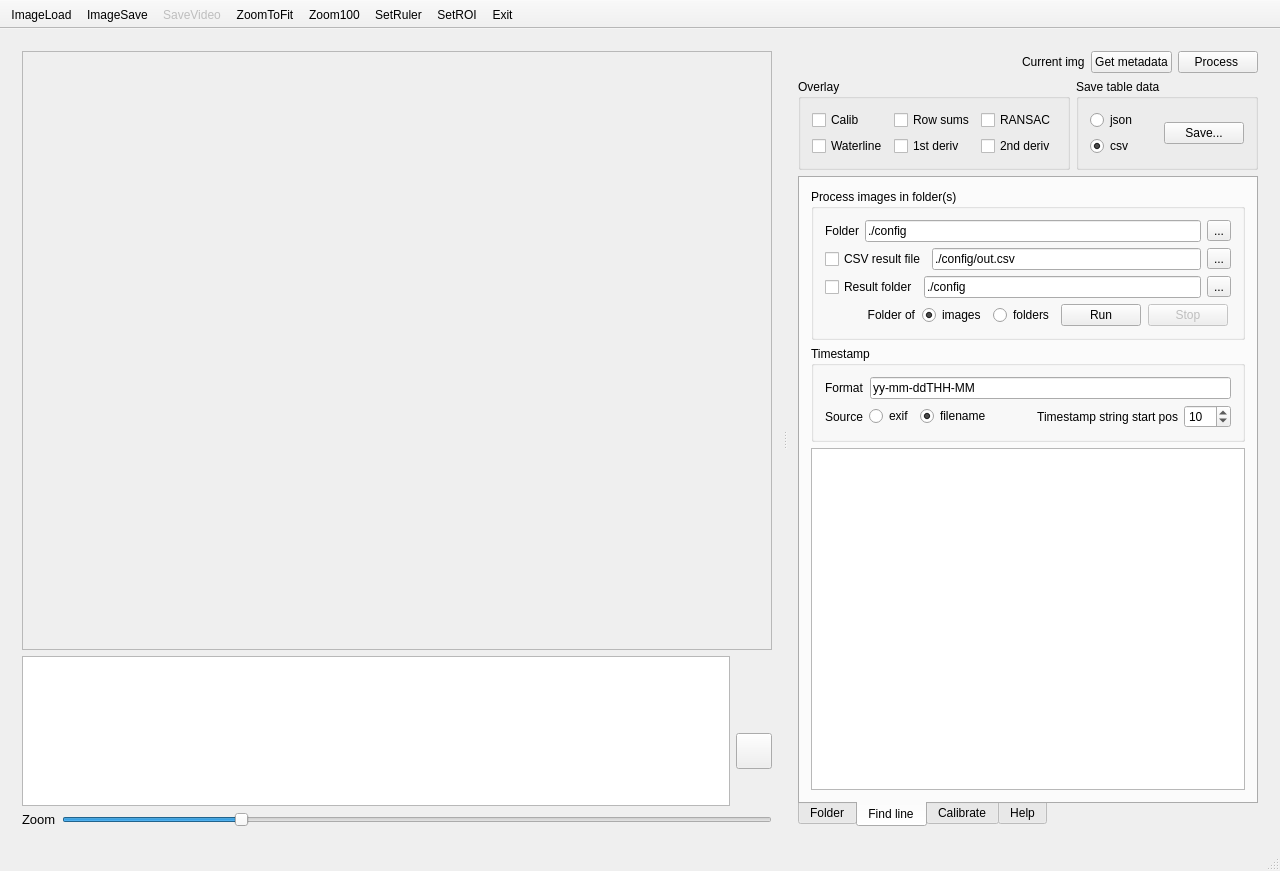
Old version of the form gcgui/mainwindow.ui in the repository gaugecam-dev/GRIME2.
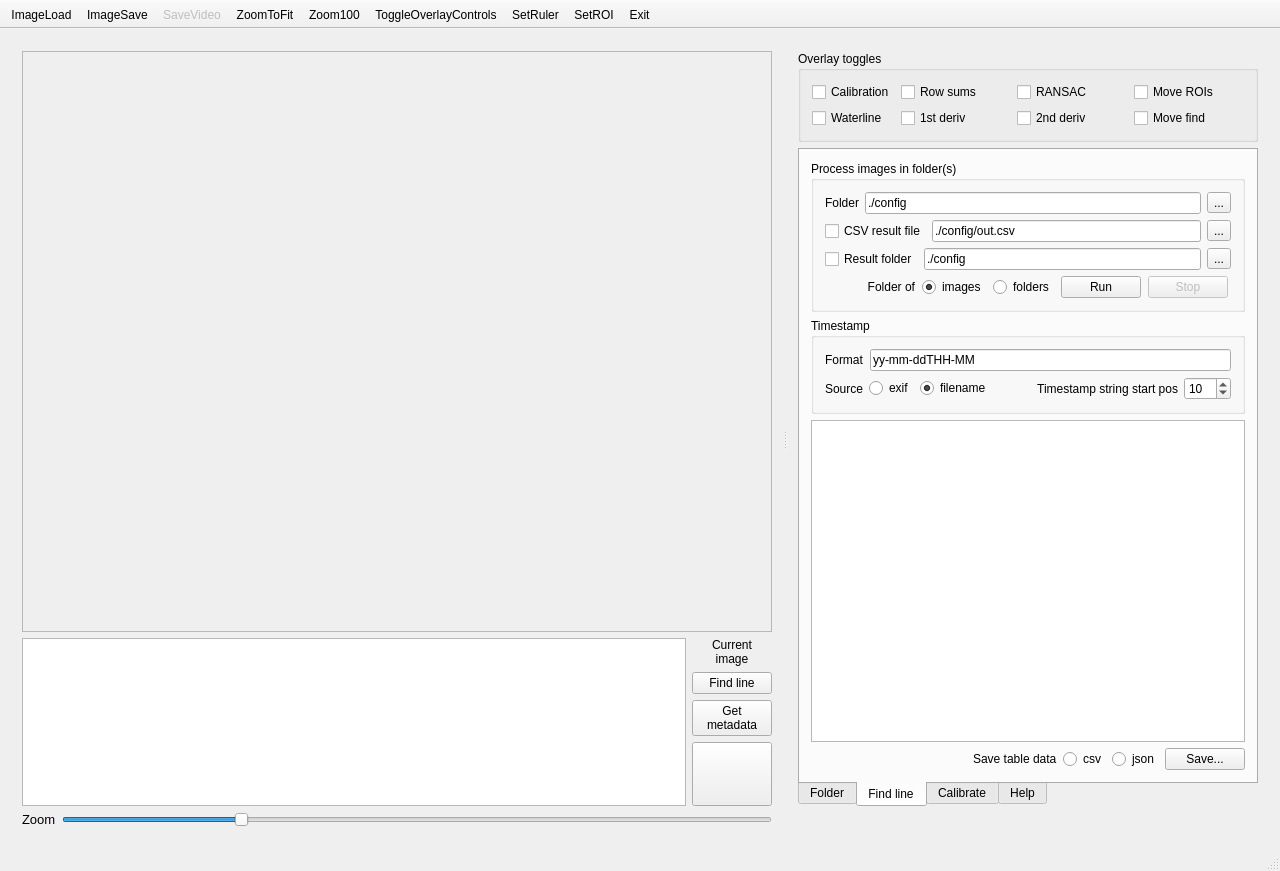
New version of the form. Icons and pictures are not drawn.

Commit message: Did hideable overlay controls and separated out the move rois and the move find overlays from the calibration and find line overlays.

The edit to the form file:
```diff
--- a/gcgui/mainwindow.ui
+++ b/gcgui/mainwindow.ui
@@ -85,8 +85,8 @@
               <rect>
                <x>0</x>
                <y>0</y>
-               <width>794</width>
-               <height>523</height>
+               <width>737</width>
+               <height>483</height>
               </rect>
              </property>
             </widget>
@@ -118,6 +118,44 @@
             </item>
             <item>
              <layout class="QVBoxLayout" name="verticalLayout_10">
+              <item>
+               <widget class="QLabel" name="label_9">
+                <property name="text">
+                 <string>Current
+image</string>
+                </property>
+                <property name="alignment">
+                 <set>Qt::AlignCenter</set>
+                </property>
+               </widget>
+              </item>
+              <item>
+               <widget class="QPushButton" name="pushButton_findLineCurrentImage">
+                <property name="sizePolicy">
+                 <sizepolicy hsizetype="Fixed" vsizetype="Fixed">
+                  <horstretch>0</horstretch>
+                  <verstretch>0</verstretch>
+                 </sizepolicy>
+                </property>
+                <property name="text">
+                 <string>Find line</string>
+                </property>
+               </widget>
+              </item>
+              <item>
+               <widget class="QPushButton" name="pushButton_showImageMetadata">
+                <property name="sizePolicy">
+                 <sizepolicy hsizetype="Fixed" vsizetype="Fixed">
+                  <horstretch>0</horstretch>
+                  <verstretch>0</verstretch>
+                 </sizepolicy>
+                </property>
+                <property name="text">
+                 <string>Get
+metadata</string>
+                </property>
+               </widget>
+              </item>
               <item>
                <spacer name="verticalSpacer_3">
                 <property name="orientation">
@@ -138,14 +176,14 @@
                <widget class="QToolButton" name="toolButton_clearMsgs">
                 <property name="minimumSize">
                  <size>
-                  <width>36</width>
-                  <height>36</height>
+                  <width>64</width>
+                  <height>64</height>
                  </size>
                 </property>
                 <property name="maximumSize">
                  <size>
-                  <width>36</width>
-                  <height>36</height>
+                  <width>9999999</width>
+                  <height>9999999</height>
                  </size>
                 </property>
                 <property name="toolTip">
@@ -160,10 +198,13 @@
                 </property>
                 <property name="iconSize">
                  <size>
-                  <width>28</width>
-                  <height>28</height>
+                  <width>48</width>
+                  <height>48</height>
                  </size>
                 </property>
+                <property name="toolButtonStyle">
+                 <enum>Qt::ToolButtonIconOnly</enum>
+                </property>
                </widget>
               </item>
              </layout>
@@ -237,154 +278,84 @@
         <item>
          <layout class="QVBoxLayout" name="verticalLayout">
           <item>
-           <layout class="QHBoxLayout" name="horizontalLayout_6">
-            <item>
-             <spacer name="horizontalSpacer_2">
-              <property name="orientation">
-               <enum>Qt::Horizontal</enum>
-              </property>
-              <property name="sizeHint" stdset="0">
-               <size>
-                <width>40</width>
-                <height>20</height>
-               </size>
-              </property>
-             </spacer>
-            </item>
-            <item>
-             <widget class="QLabel" name="label_9">
-              <property name="text">
-               <string>Current img</string>
-              </property>
-             </widget>
-            </item>
-            <item>
-             <widget class="QPushButton" name="pushButton_showImageMetadata">
-              <property name="sizePolicy">
-               <sizepolicy hsizetype="Fixed" vsizetype="Fixed">
-                <horstretch>0</horstretch>
-                <verstretch>0</verstretch>
-               </sizepolicy>
-              </property>
-              <property name="text">
-               <string>Get metadata</string>
-              </property>
-             </widget>
-            </item>
-            <item>
-             <widget class="QPushButton" name="pushButton_findLineCurrentImage">
-              <property name="sizePolicy">
-               <sizepolicy hsizetype="Fixed" vsizetype="Fixed">
-                <horstretch>0</horstretch>
-                <verstretch>0</verstretch>
-               </sizepolicy>
-              </property>
-              <property name="text">
-               <string>Process </string>
-              </property>
-             </widget>
-            </item>
-           </layout>
-          </item>
-          <item>
-           <layout class="QHBoxLayout" name="horizontalLayout_17">
-            <item>
-             <widget class="QGroupBox" name="groupBox_2">
-              <property name="title">
-               <string>Overlay</string>
-              </property>
-              <layout class="QGridLayout" name="gridLayout">
-               <item row="0" column="1">
-                <widget class="QCheckBox" name="checkBox_showRowSums">
-                 <property name="text">
-                  <string>Row sums</string>
-                 </property>
-                </widget>
-               </item>
-               <item row="1" column="1">
-                <widget class="QCheckBox" name="checkBox_showDerivOne">
-                 <property name="text">
-                  <string>1st deriv</string>
-                 </property>
-                </widget>
-               </item>
-               <item row="1" column="0">
-                <widget class="QCheckBox" name="checkBox_showFindLine">
-                 <property name="sizePolicy">
-                  <sizepolicy hsizetype="Fixed" vsizetype="Fixed">
-                   <horstretch>0</horstretch>
-                   <verstretch>0</verstretch>
-                  </sizepolicy>
-                 </property>
-                 <property name="text">
-                  <string>Waterline</string>
-                 </property>
-                </widget>
-               </item>
-               <item row="0" column="0">
-                <widget class="QCheckBox" name="checkBox_showCalib">
-                 <property name="sizePolicy">
-                  <sizepolicy hsizetype="Fixed" vsizetype="Fixed">
-                   <horstretch>0</horstretch>
-                   <verstretch>0</verstretch>
-                  </sizepolicy>
-                 </property>
-                 <property name="text">
-                  <string>Calib</string>
-                 </property>
-                </widget>
-               </item>
-               <item row="1" column="2">
-                <widget class="QCheckBox" name="checkBox_showDerivTwo">
-                 <property name="text">
-                  <string>2nd deriv</string>
-                 </property>
-                </widget>
-               </item>
-               <item row="0" column="2">
-                <widget class="QCheckBox" name="checkBox_showRANSAC">
-                 <property name="text">
-                  <string>RANSAC</string>
-                 </property>
-                </widget>
-               </item>
-              </layout>
-             </widget>
-            </item>
-            <item>
-             <widget class="QGroupBox" name="groupBox">
-              <property name="title">
-               <string>Save table data</string>
-              </property>
-              <layout class="QGridLayout" name="gridLayout_2">
-               <item row="0" column="0">
-                <widget class="QRadioButton" name="radioButton_saveJson">
-                 <property name="text">
-                  <string>json</string>
-                 </property>
-                </widget>
-               </item>
-               <item row="0" column="1" rowspan="2">
-                <widget class="QPushButton" name="pushButton_saveData">
-                 <property name="text">
-                  <string>Save...</string>
-                 </property>
-                </widget>
-               </item>
-               <item row="1" column="0">
-                <widget class="QRadioButton" name="radioButton_saveCsv">
-                 <property name="text">
-                  <string>csv</string>
-                 </property>
-                 <property name="checked">
-                  <bool>true</bool>
-                 </property>
-                </widget>
-               </item>
-              </layout>
-             </widget>
-            </item>
-           </layout>
+           <widget class="QGroupBox" name="groupBox_overLays">
+            <property name="title">
+             <string>Overlay toggles</string>
+            </property>
+            <property name="flat">
+             <bool>false</bool>
+            </property>
+            <layout class="QGridLayout" name="gridLayout">
+             <item row="1" column="1">
+              <widget class="QCheckBox" name="checkBox_showDerivOne">
+               <property name="text">
+                <string>1st deriv</string>
+               </property>
+              </widget>
+             </item>
+             <item row="1" column="2">
+              <widget class="QCheckBox" name="checkBox_showDerivTwo">
+               <property name="text">
+                <string>2nd deriv</string>
+               </property>
+              </widget>
+             </item>
+             <item row="0" column="1">
+              <widget class="QCheckBox" name="checkBox_showRowSums">
+               <property name="text">
+                <string>Row sums</string>
+               </property>
+              </widget>
+             </item>
+             <item row="0" column="0">
+              <widget class="QCheckBox" name="checkBox_showCalib">
+               <property name="sizePolicy">
+                <sizepolicy hsizetype="Fixed" vsizetype="Fixed">
+                 <horstretch>0</horstretch>
+                 <verstretch>0</verstretch>
+                </sizepolicy>
+               </property>
+               <property name="text">
+                <string>Calibration</string>
+               </property>
+              </widget>
+             </item>
+             <item row="0" column="2">
+              <widget class="QCheckBox" name="checkBox_showRANSAC">
+               <property name="text">
+                <string>RANSAC</string>
+               </property>
+              </widget>
+             </item>
+             <item row="1" column="0">
+              <widget class="QCheckBox" name="checkBox_showFindLine">
+               <property name="sizePolicy">
+                <sizepolicy hsizetype="Fixed" vsizetype="Fixed">
+                 <horstretch>0</horstretch>
+                 <verstretch>0</verstretch>
+                </sizepolicy>
+               </property>
+               <property name="text">
+                <string>Waterline</string>
+               </property>
+              </widget>
+             </item>
+             <item row="1" column="3">
+              <widget class="QCheckBox" name="checkBox_showMoveFind">
+               <property name="text">
+                <string>Move find</string>
+               </property>
+              </widget>
+             </item>
+             <item row="0" column="3">
+              <widget class="QCheckBox" name="checkBox_showMoveROIs">
+               <property name="text">
+                <string>Move ROIs</string>
+               </property>
+              </widget>
+             </item>
+            </layout>
+           </widget>
           </item>
           <item>
            <widget class="QTabWidget" name="tabWidget_main">
@@ -983,6 +954,54 @@
                 </property>
                </widget>
               </item>
+              <item>
+               <layout class="QHBoxLayout" name="horizontalLayout_9">
+                <item>
+                 <spacer name="horizontalSpacer_4">
+                  <property name="orientation">
+                   <enum>Qt::Horizontal</enum>
+                  </property>
+                  <property name="sizeHint" stdset="0">
+                   <size>
+                    <width>40</width>
+                    <height>20</height>
+                   </size>
+                  </property>
+                 </spacer>
+                </item>
+                <item>
+                 <widget class="QLabel" name="label_10">
+                  <property name="text">
+                   <string>Save table data</string>
+                  </property>
+                 </widget>
+                </item>
+                <item>
+                 <widget class="QRadioButton" name="radioButton_saveCsv">
+                  <property name="text">
+                   <string>csv</string>
+                  </property>
+                  <property name="checked">
+                   <bool>false</bool>
+                  </property>
+                 </widget>
+                </item>
+                <item>
+                 <widget class="QRadioButton" name="radioButton_saveJson">
+                  <property name="text">
+                   <string>json</string>
+                  </property>
+                 </widget>
+                </item>
+                <item>
+                 <widget class="QPushButton" name="pushButton_saveData">
+                  <property name="text">
+                   <string>Save...</string>
+                  </property>
+                 </widget>
+                </item>
+               </layout>
+              </item>
              </layout>
             </widget>
             <widget class="QWidget" name="tab_mainCalibrate">
@@ -1294,6 +1313,23 @@
             </widget>
            </widget>
           </item>
+          <item>
+           <layout class="QHBoxLayout" name="horizontalLayout_6">
+            <item>
+             <spacer name="horizontalSpacer_2">
+              <property name="orientation">
+               <enum>Qt::Horizontal</enum>
+              </property>
+              <property name="sizeHint" stdset="0">
+               <size>
+                <width>40</width>
+                <height>20</height>
+               </size>
+              </property>
+             </spacer>
+            </item>
+           </layout>
+          </item>
          </layout>
         </item>
        </layout>
@@ -1326,6 +1362,7 @@
    <addaction name="actionSaveVideo"/>
    <addaction name="actionZoomToFit"/>
    <addaction name="actionZoom100"/>
+   <addaction name="actionToggleControls"/>
    <addaction name="actionSetRuler"/>
    <addaction name="actionSetROI"/>
    <addaction name="actionExit"/>
@@ -1436,6 +1473,21 @@
     <string>Save a 1 fps video</string>
    </property>
   </action>
+  <action name="actionToggleControls">
+   <property name="checkable">
+    <bool>true</bool>
+   </property>
+   <property name="icon">
+    <iconset resource="resources.qrc">
+     <normaloff>:/icons/icons/check_boxes.png</normaloff>:/icons/icons/check_boxes.png</iconset>
+   </property>
+   <property name="text">
+    <string>ToggleOverlayControls</string>
+   </property>
+   <property name="toolTip">
+    <string>Show/Hide overlay controls</string>
+   </property>
+  </action>
  </widget>
  <layoutdefault spacing="6" margin="11"/>
  <resources>
```
Left out of the diff: 22 changed lines with no effect on the pictures. The commit also changes 12 other files.
